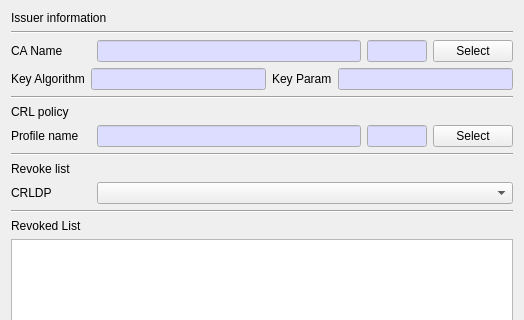
This is CertMan/make_crl_dlg.ui in jykim74/CertMan as Qt 5 draws it before an edit; both pictures show x 0 to 524 and y 0 to 320 of the 524 by 461 pixel window. The edited form follows.
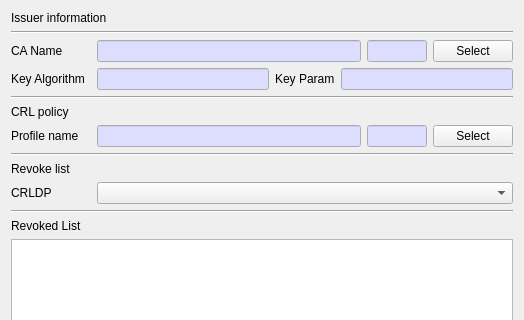
This is the edited form.

The edit to the form file:
```diff
--- a/CertMan/make_crl_dlg.ui
+++ b/CertMan/make_crl_dlg.ui
@@ -199,6 +199,12 @@
      </item>
      <item row="0" column="0">
       <widget class="QLabel" name="label_3">
+       <property name="minimumSize">
+        <size>
+         <width>80</width>
+         <height>0</height>
+        </size>
+       </property>
        <property name="text">
         <string>Key Algorithm</string>
        </property>
```
